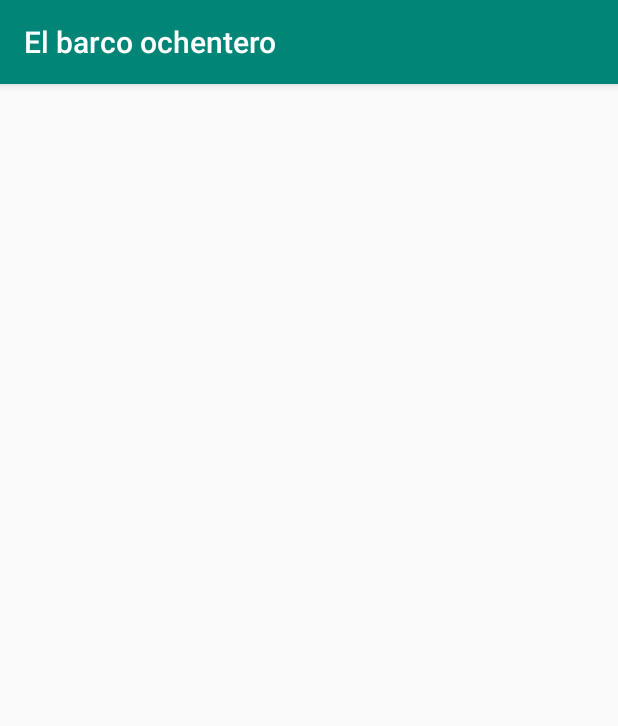
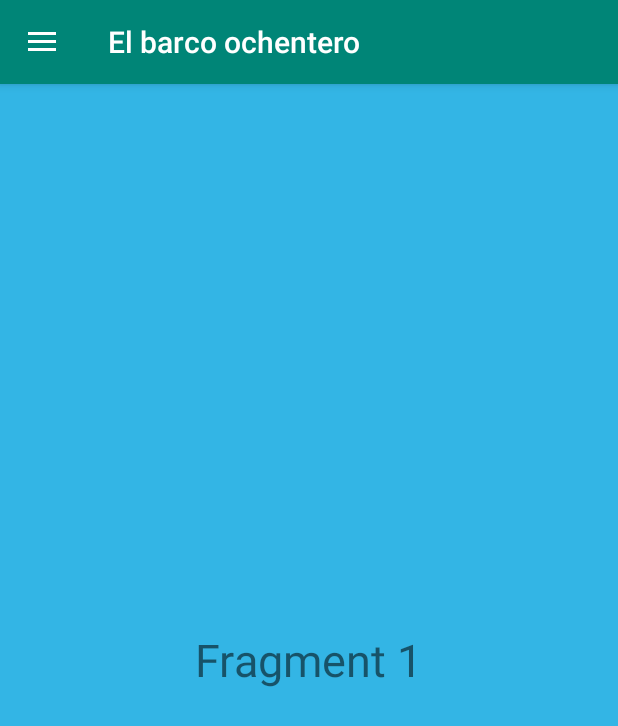
Before and after one commit to EvelioM/El-barco-ochentero, an Android app: the MainLogged screen opened directly, with no data from a screen before it, on a phone screen of 412 x 824 dp. Shown: the top 726 px of the screen. Run offline under Robolectric (Android 15) with nearby library versions, the phone set to English and light mode, and no system bars.

Commit message:
Nav drawer menu Initial commit, no fragments

```diff
--- /dev/null
+++ b/src/main/java/com/evelio/elbarcoochentero/activities/FirstFragment.java
@@ -0,0 +1,21 @@
+package com.evelio.elbarcoochentero.activities;
+
+import android.os.Bundle;
+import android.view.LayoutInflater;
+import android.view.View;
+import android.view.ViewGroup;
+
+import androidx.annotation.NonNull;
+import androidx.annotation.Nullable;
+import androidx.fragment.app.Fragment;
+
+import com.evelio.elbarcoochentero.R;
+
+public class FirstFragment extends Fragment {
+
+    @Nullable
+    @Override
+    public View onCreateView(@NonNull LayoutInflater inflater, @Nullable ViewGroup container, @Nullable Bundle savedInstanceState) {
+        return inflater.inflate(R.layout.fragment_one, container, false);
+    }
+}
--- a/src/main/java/com/evelio/elbarcoochentero/activities/MainLogged.java
+++ b/src/main/java/com/evelio/elbarcoochentero/activities/MainLogged.java
@@ -2,17 +2,23 @@ package com.evelio.elbarcoochentero.activities;
 
 
 import android.os.Bundle;
+import android.view.MenuItem;
+import android.widget.Toast;
 
+import androidx.annotation.NonNull;
+import androidx.appcompat.app.ActionBarDrawerToggle;
 import androidx.appcompat.app.AppCompatActivity;
 import androidx.appcompat.widget.Toolbar;
+import androidx.core.view.GravityCompat;
+import androidx.drawerlayout.widget.DrawerLayout;
 
 import com.evelio.elbarcoochentero.R;
-import com.evelio.elbarcoochentero.control.ControlLogin;
+import com.google.android.material.navigation.NavigationView;
 
 
+public class MainLogged extends AppCompatActivity implements NavigationView.OnNavigationItemSelectedListener {
 
-public class MainLogged extends AppCompatActivity {
-
+    private DrawerLayout drawer;
 
 
     @Override
@@ -20,10 +26,55 @@ public class MainLogged extends AppCompatActivity {
         super.onCreate(savedInstanceState);
         setContentView(R.layout.logged_main);
 
-        Toolbar toolbar=findViewById(R.id.toolbar);
+        Toolbar toolbar = findViewById(R.id.toolbar);
         setSupportActionBar(toolbar);
+
+        drawer = findViewById(R.id.drawer_layout);
+
+        NavigationView navigationView=findViewById(R.id.navigation);
+        navigationView.setNavigationItemSelectedListener(this);
+
+        ActionBarDrawerToggle toggle = new ActionBarDrawerToggle(this, drawer, toolbar, R.string.navigation_drawer_open, R.string.navigation_drawer_close);
+        drawer.addDrawerListener(toggle);
+        toggle.syncState();
+
+        if (savedInstanceState==null) {
+
+            getSupportFragmentManager().beginTransaction().replace(R.id.fragment_container, new FirstFragment()).commit();
+            navigationView.setCheckedItem(R.id.nav_message);
+        }
 
     }
 
+    @Override
+    public boolean onNavigationItemSelected(@NonNull MenuItem item) {
+        switch (item.getItemId()){
+            case R.id.nav_message:
+                getSupportFragmentManager().beginTransaction().replace(R.id.fragment_container, new FirstFragment()).commit();
+                break;
+            case R.id.nav_chat:
+                getSupportFragmentManager().beginTransaction().replace(R.id.fragment_container, new SecondFragment()).commit();
+                break;
+            case R.id.nav_profile:
+                getSupportFragmentManager().beginTransaction().replace(R.id.fragment_container, new ThirdFragment()).commit();
+                break;
+            case R.id.nav_share:
+                Toast.makeText(this, "Compartir", Toast.LENGTH_SHORT).show();
+                break;
+            case R.id.nav_send:
+                Toast.makeText(this, "Enviar", Toast.LENGTH_SHORT).show();
+                break;
+        }
+        drawer.closeDrawer(GravityCompat.START);
+        return true;
+    }
 
+    @Override
+    public void onBackPressed() {
+        if (drawer.isDrawerOpen(GravityCompat.START)) {
+            drawer.closeDrawer(GravityCompat.START);
+        } else {
+            super.onBackPressed();
+        }
+    }
 }
--- /dev/null
+++ b/src/main/res/layout/fragment_one.xml
@@ -0,0 +1,14 @@
+<?xml version="1.0" encoding="utf-8"?>
+<RelativeLayout xmlns:android="http://schemas.android.com/apk/res/android"
+    android:layout_width="match_parent"
+    android:layout_height="match_parent"
+    android:background="@android:color/holo_blue_light">
+
+    <androidx.appcompat.widget.AppCompatTextView
+        android:layout_width="wrap_content"
+        android:layout_height="wrap_content"
+        android:text="Fragment 1"
+        android:textSize="30sp"
+        android:layout_centerInParent="true" />
+
+</RelativeLayout>
--- a/src/main/res/values/strings.xml
+++ b/src/main/res/values/strings.xml
@@ -10,4 +10,7 @@
     <string name="unfilled">Debe rellenar todos los campos</string>
     <string name="differentPass">Las contraseñas deben ser iguales</string>
 
+    <string name="navigation_drawer_open">Abrir navigation drawer</string>
+    <string name="navigation_drawer_close">Cerrar navigation drawer</string>
+
 </resources>
--- a/src/main/res/values/styles.xml
+++ b/src/main/res/values/styles.xml
@@ -11,6 +11,7 @@
         <!-- Customize your theme here. -->
         <item name="windowActionBar">false</item>
         <item name="windowNoTitle">true</item>
+        <item name="android:statusBarColor">@android:color/transparent</item>
 
     </style>
 
```
Also changed, not shown: src/main/java/com/evelio/elbarcoochentero/activities/SecondFragment.java (added, +21 -0 lines), src/main/java/com/evelio/elbarcoochentero/activities/ThirdFragment.java (added, +21 -0 lines), src/main/res/layout/fragment_three.xml (added, +14 -0 lines), src/main/res/layout/fragment_two.xml (added, +14 -0 lines).
